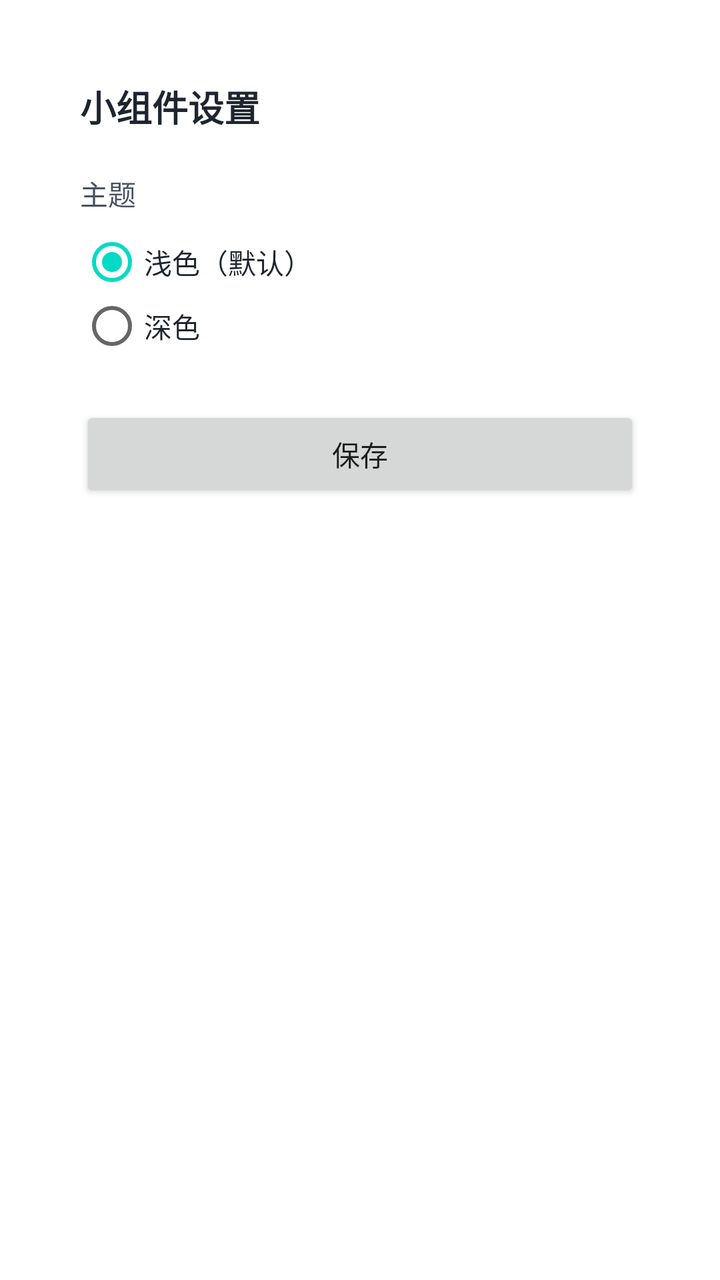
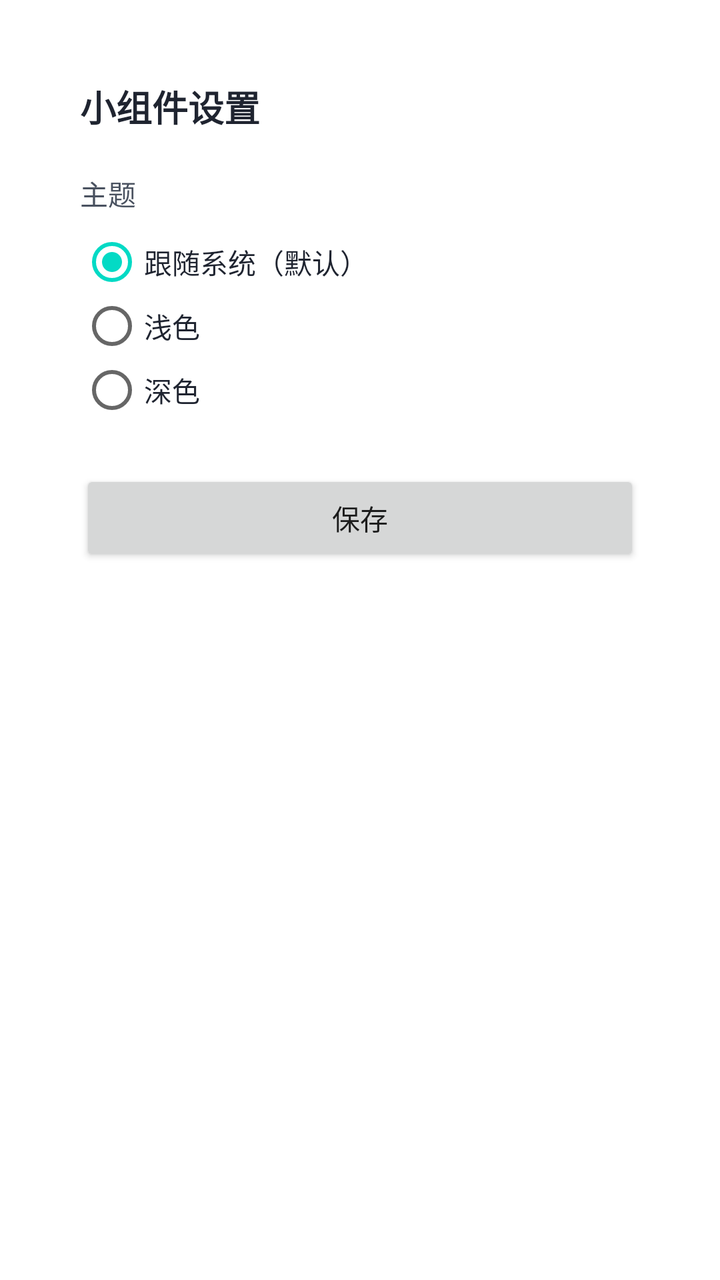

Two renders of the same Android screen: before a commit and after it. Below are the layout's source before the change and the commit's diff.
<!-- AndroidManifest.xml: activity theme AppTheme.Config -->
<!-- res/layout/widget_configure.xml -->
<?xml version="1.0" encoding="utf-8"?>
<ScrollView xmlns:android="http://schemas.android.com/apk/res/android"
    android:layout_width="match_parent"
    android:layout_height="match_parent"
    android:fillViewport="true">

    <LinearLayout
        android:layout_width="match_parent"
        android:layout_height="wrap_content"
        android:orientation="vertical"
        android:padding="24dp">

        <TextView
            android:layout_width="match_parent"
            android:layout_height="wrap_content"
            android:id="@+id/cfg_title"
            android:text="小组件设置"
            android:textColor="#1F2430"
            android:textSize="18sp"
            android:textStyle="bold" />

        <LinearLayout
            android:id="@+id/cfg_countdown_box"
            android:layout_width="match_parent"
            android:layout_height="wrap_content"
            android:orientation="vertical"
            android:visibility="gone">

            <TextView
                android:layout_width="match_parent"
                android:layout_height="wrap_content"
                android:layout_marginTop="20dp"
                android:text="倒计时目标"
                android:textColor="#4A5260"
                android:textSize="14sp" />

            <RadioGroup
                android:id="@+id/cfg_cd_mode"
                android:layout_width="match_parent"
                android:layout_height="wrap_content"
                android:layout_marginTop="6dp">

                <RadioButton
                    android:id="@+id/cfg_cd_next"
                    android:layout_width="wrap_content"
                    android:layout_height="wrap_content"
                    android:checked="true"
                    android:text="下一个任务（自动跟随）"
                    android:textColor="#1F2430" />

                <RadioButton
                    android:id="@+id/cfg_cd_task"
                    android:layout_width="wrap_content"
                    android:layout_height="wrap_content"
                    android:text="指定任务"
                    android:textColor="#1F2430" />

                <RadioButton
                    android:id="@+id/cfg_cd_custom"
                    android:layout_width="wrap_content"
                    android:layout_height="wrap_content"
                    android:text="自定义时间"
                    android:textColor="#1F2430" />
            </RadioGroup>

            <Spinner
                android:id="@+id/cfg_cd_spinner"
                android:layout_width="match_parent"
                android:layout_height="wrap_content"
                android:layout_marginTop="6dp"
                android:visibility="gone" />

            <EditText
                android:id="@+id/cfg_cd_title"
                android:layout_width="match_parent"
                android:layout_height="wrap_content"
                android:layout_marginTop="6dp"
                android:hint="标题，如：期末答辩"
                android:inputType="text"
                android:textColor="#1F2430"
                android:visibility="gone" />

            <EditText
                android:id="@+id/cfg_cd_time"
                android:layout_width="match_parent"
                android:layout_height="wrap_content"
                android:layout_marginTop="6dp"
                android:hint="目标时间，如 2026-11-12 09:00"
                android:inputType="text"
                android:textColor="#1F2430"
                android:visibility="gone" />

            <TextView
                android:layout_width="match_parent"
                android:layout_height="wrap_content"
                android:layout_marginTop="8dp"
                android:text="手动计时请改用「ERP · 专注停表」组件：时长预设直接摆在组件上，无需配置。"
                android:textColor="#8A93A3"
                android:textSize="12sp"
                android:visibility="gone"
                android:id="@+id/cfg_cd_manual_hint" />
        </LinearLayout>

        <TextView
            android:layout_width="match_parent"
            android:layout_height="wrap_content"
            android:layout_marginTop="20dp"
            android:text="主题"
            android:textColor="#4A5260"
            android:textSize="14sp" />

        <RadioGroup
            android:id="@+id/cfg_theme"
            android:layout_width="match_parent"
            android:layout_height="wrap_content"
            android:layout_marginTop="8dp">

            <RadioButton
                android:id="@+id/cfg_theme_light"
                android:layout_width="wrap_content"
                android:layout_height="wrap_content"
                android:checked="true"
                android:text="浅色（默认）"
                android:textColor="#1F2430" />

            <RadioButton
                android:id="@+id/cfg_theme_dark"
                android:layout_width="wrap_content"
                android:layout_height="wrap_content"
                android:text="深色"
                android:textColor="#1F2430" />
        </RadioGroup>

        <Button
            android:id="@+id/cfg_save"
            android:layout_width="match_parent"
            android:layout_height="wrap_content"
            android:layout_marginTop="24dp"
            android:text="保存" />
    </LinearLayout>
</ScrollView>
<!-- resources referenced by this layout -->
<resources>
  <style name="AppTheme.Config" parent="Theme.AppCompat.Light.Dialog">
          <item name="windowActionBar">false</item>
          <item name="windowNoTitle">true</item>
          <item name="colorPrimary">@color/colorPrimary</item>
          <item name="colorAccent">@color/colorAccent</item>
      </style>
</resources>

<!-- the commit's change to res/layout/widget_configure.xml (unified diff, before → after) -->
@@ -116,11 +116,18 @@
             android:layout_marginTop="8dp">
 
             <RadioButton
+                android:id="@+id/cfg_theme_auto"
+                android:layout_width="wrap_content"
+                android:layout_height="wrap_content"
+                android:checked="true"
+                android:text="跟随系统（默认）"
+                android:textColor="#1F2430" />
+
+            <RadioButton
                 android:id="@+id/cfg_theme_light"
                 android:layout_width="wrap_content"
                 android:layout_height="wrap_content"
-                android:checked="true"
-                android:text="浅色（默认）"
+                android:text="浅色"
                 android:textColor="#1F2430" />
 
             <RadioButton
